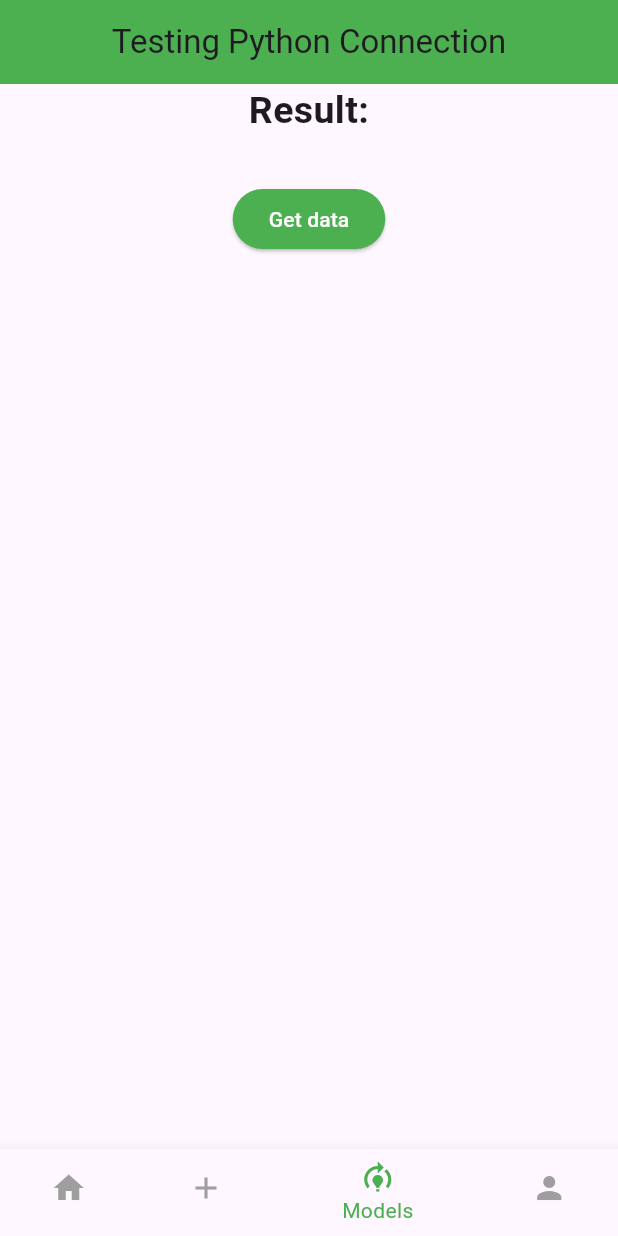
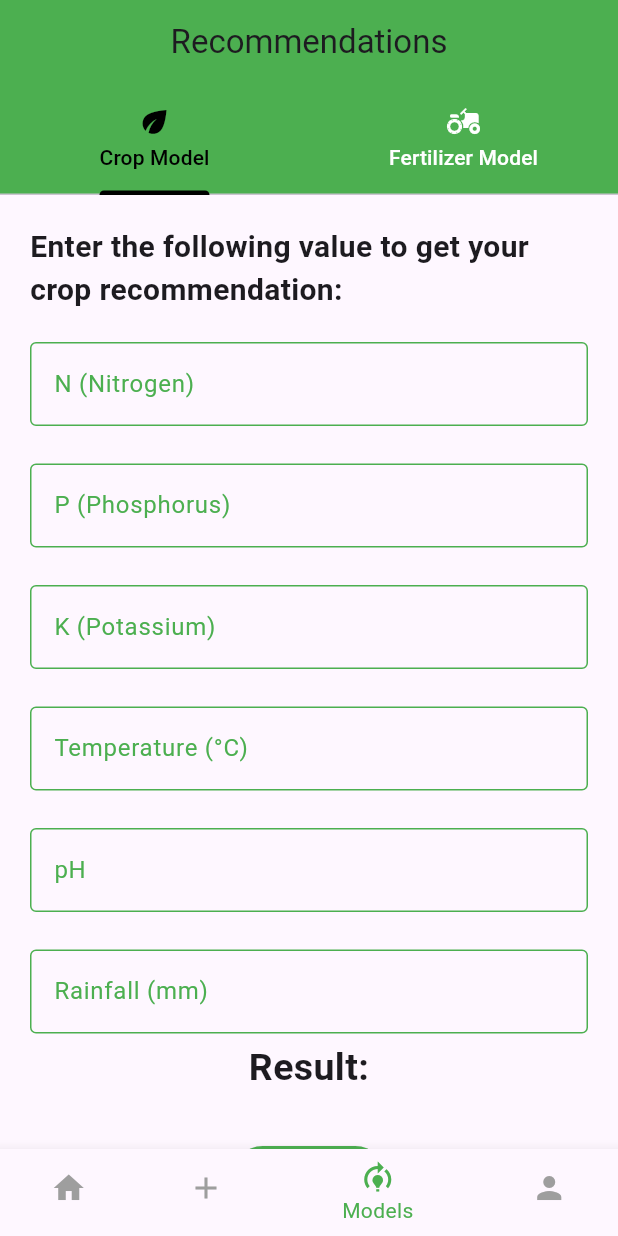
Before and after one commit to usman619/fertilizer_recommendation_system, a Flutter app: the screen it shows after launch, item 3 of the bottom bar chosen, on a phone screen of 412 x 824 dp. Run offline on Flutter 3.47's test engine with Material 3 defaults, Android fonts, the light colour scheme and no system bars; our stand-ins replace cloud_firestore, firebase_auth, firebase_core, firebase_database, fluttertoast, geolocator and 3 more; accounts and stored records are empty.

```diff
--- /dev/null
+++ b/lib/pages/crop_model.dart
@@ -0,0 +1,196 @@
+import 'dart:convert';
+
+import 'package:flutter/material.dart';
+
+import '../services/model_api.dart';
+
+class CropModel extends StatefulWidget {
+  const CropModel({super.key});
+
+  @override
+  State<CropModel> createState() => _CropModelState();
+}
+
+class _CropModelState extends State<CropModel> {
+  var data;
+  late String url;
+  String QueryText = "Result: ";
+
+  @override
+  Widget build(BuildContext context) {
+    return Scaffold(
+      body: SingleChildScrollView(
+        child: Column(
+          children: <Widget>[
+            Container(
+              margin: const EdgeInsets.fromLTRB(20, 20, 20, 0),
+              child: const Text(
+                'Enter the following value to get your crop recommendation:',
+                style: TextStyle(
+                  fontSize: 20.0,
+                  fontWeight: FontWeight.bold,
+
+                ),
+              ),
+            ),
+            Container(
+              margin: const EdgeInsets.fromLTRB(20, 20, 20, 5),
+              child: const TextField(
+                controller: null,
+                decoration: InputDecoration(
+                  focusColor: Colors.green,
+                  focusedBorder: OutlineInputBorder(
+                    borderSide: BorderSide(color: Colors.green), // Change the color as needed
+                  ),
+                  enabledBorder: OutlineInputBorder(
+                    borderSide: BorderSide(color: Colors.green), // Change the color as needed
+                  ),
+                  border: OutlineInputBorder(),
+                  labelText: 'N (Nitrogen)',
+                  labelStyle: TextStyle(
+                    color: Colors.green,
+                  ),
+                ),
+              ),
+            ),
+
+            Container(
+              margin: const EdgeInsets.fromLTRB(20, 20, 20, 5),
+              child: const TextField(
+                controller: null,
+                decoration: InputDecoration(
+                  focusColor: Colors.green,
+                  focusedBorder: OutlineInputBorder(
+                    borderSide: BorderSide(color: Colors.green), // Change the color as needed
+                  ),
+                  enabledBorder: OutlineInputBorder(
+                    borderSide: BorderSide(color: Colors.green), // Change the color as needed
+                  ),
+                  border: OutlineInputBorder(),
+                  labelText: 'P (Phosphorus)',
+                  labelStyle: TextStyle(
+                    color: Colors.green,
+                  ),
+                ),
+              ),
+            ),
+            Container(
+              margin: const EdgeInsets.fromLTRB(20, 20, 20, 5),
+              child: const TextField(
+                controller: null,
+                decoration: InputDecoration(
+                  focusColor: Colors.green,
+                  focusedBorder: OutlineInputBorder(
+                    borderSide: BorderSide(color: Colors.green), // Change the color as needed
+                  ),
+                  enabledBorder: OutlineInputBorder(
+                    borderSide: BorderSide(color: Colors.green), // Change the color as needed
+                  ),
+                  border: OutlineInputBorder(),
+                  labelText: 'K (Potassium)',
+                  labelStyle: TextStyle(
+                    color: Colors.green,
+                  ),
+                ),
+              ),
+            ),
+            Container(
+              margin: const EdgeInsets.fromLTRB(20, 20, 20, 5),
+              child: const TextField(
+                controller: null,
+                decoration: InputDecoration(
+                  focusColor: Colors.green,
+                  focusedBorder: OutlineInputBorder(
+                    borderSide: BorderSide(color: Colors.green), // Change the color as needed
+                  ),
+                  enabledBorder: OutlineInputBorder(
+                    borderSide: BorderSide(color: Colors.green), // Change the color as needed
+                  ),
+                  border: OutlineInputBorder(),
+                  labelText: 'Temperature (°C)',
+                  labelStyle: TextStyle(
+                    color: Colors.green,
+                  ),
+                ),
+              ),
+            ),
+
+            Container(
+              margin: const EdgeInsets.fromLTRB(20, 20, 20, 5),
+              child: const TextField(
+                controller: null,
+                decoration: InputDecoration(
+                  focusColor: Colors.green,
+                  focusedBorder: OutlineInputBorder(
+                    borderSide: BorderSide(color: Colors.green), // Change the color as needed
+                  ),
+                  enabledBorder: OutlineInputBorder(
+                    borderSide: BorderSide(color: Colors.green), // Change the color as needed
+                  ),
+                  border: OutlineInputBorder(),
+                  labelText: 'pH',
+                  labelStyle: TextStyle(
+                    color: Colors.green,
+                  ),
+                ),
+              ),
+            ),
+
+            Container(
+              margin: const EdgeInsets.fromLTRB(20, 20, 20, 5),
+              child: const TextField(
+                controller: null,
+                decoration: InputDecoration(
+                  focusColor: Colors.green,
+                  focusedBorder: OutlineInputBorder(
+                    borderSide: BorderSide(color: Colors.green), // Change the color as needed
+                  ),
+                  enabledBorder: OutlineInputBorder(
+                    borderSide: BorderSide(color: Colors.green), // Change the color as needed
+                  ),
+                  border: OutlineInputBorder(),
+                  labelText: 'Rainfall (mm)',
+                  labelStyle: TextStyle(
+                    color: Colors.green,
+                  ),
+                ),
+              ),
+            ),
+
+
+
+            // Wrap the Text widget with a SingleChildScrollView
+            SingleChildScrollView(
+              child: Text(
+                QueryText,
+                textAlign: TextAlign.center,
+                style: const TextStyle(
+                  fontSize: 25,
+                  fontWeight: FontWeight.bold,
+                ),
+              ),
+            ),
+            const SizedBox(height: 30),
+            Center(
+              child: ElevatedButton(
+                onPressed: () async {
+                  var url = Uri.http("10.0.2.2:5000", "/api", {"Query": "my name is usman"});
+                  data = await Getdata(url);
+                  var dataJson = jsonDecode(data);
+                  setState(() {
+                    QueryText = dataJson['Query'];
+                  });
+                },
+                style: ElevatedButton.styleFrom(
+                  backgroundColor: Colors.green,
+                  foregroundColor: Colors.white,
+                ),
+                child: const Text('Get data'),
+              ),
+            ),
+          ],
+        ),
+      ),
+    );
+  }
+}
--- a/lib/pages/models.dart
+++ /dev/null
@@ -1,62 +0,0 @@
-import 'dart:convert';
-
-import 'package:flutter/material.dart';
-
-import '../services/model_api.dart';
-
-class Models extends StatefulWidget {
-  const Models({super.key});
-
-  @override
-  State<Models> createState() => _ModelsState();
-}
-
-class _ModelsState extends State<Models> {
-  var data;
-  late String url;
-  String QueryText = "Result: ";
-
-  @override
-  Widget build(BuildContext context) {
-    return Scaffold(
-        appBar: AppBar(
-          title: const Text('Testing Python Connection'),
-          centerTitle: true,
-          backgroundColor: Colors.green,
-
-        ),
-        body: Column(
-          children: <Widget>[
-            Text(
-              QueryText,
-              textAlign: TextAlign.center,
-              style: const TextStyle(
-                fontSize: 25,
-                fontWeight: FontWeight.bold,
-              ),
-            ),
-            const SizedBox(height: 30,),
-            Center(
-              child: ElevatedButton(
-                onPressed: () async {
-                  var url = Uri.http("10.0.2.2:5000", "/api", {"Query": "my name is usman"});
-                  data = await Getdata(url);
-                  var dataJson = jsonDecode(data);
-                  setState(() {
-                    QueryText = dataJson['Query'];
-                  });
-                },
-                style: ElevatedButton.styleFrom(
-                  backgroundColor: Colors.green,
-                  foregroundColor: Colors.white,
-                ),
-                child: const Text('Get data'),
-              ),
-
-            )
-          ],
-        ),
-      );
-
-  }
-}
--- /dev/null
+++ b/lib/pages/recommendation.dart
@@ -0,0 +1,42 @@
+import 'package:fertilizer_recommendation_system/pages/crop_model.dart';
+import 'package:flutter/cupertino.dart';
+import 'package:flutter/material.dart';
+
+class Recommendation extends StatelessWidget {
+  const Recommendation({super.key});
+
+  @override
+  Widget build(BuildContext context) {
+    return MaterialApp(
+      home: DefaultTabController(
+        length: 2,
+        child: Scaffold(
+          appBar: AppBar(
+            title: const Text('Recommendations'),
+            centerTitle: true,
+            backgroundColor: Colors.green,
+            bottom: const TabBar(
+              labelColor: Colors.black,
+              unselectedLabelColor: Colors.white,
+              indicatorColor: Colors.black,
+              tabs: [
+                Tab(
+                    text: 'Crop Model',
+                    icon: Icon(
+                      Icons.eco_sharp,
+                    )),
+                Tab(text: 'Fertilizer Model', icon: Icon(Icons.agriculture)),
+              ],
+            ),
+          ),
+          body: const TabBarView(
+            children: [
+              CropModel(),
+              Icon(Icons.agriculture),
+            ],
+          ),
+        ),
+      ),
+    );
+  }
+}
--- a/lib/user_navigator.dart
+++ b/lib/user_navigator.dart
@@ -1,8 +1,9 @@
+import 'package:fertilizer_recommendation_system/pages/recommendation.dart';
 import 'package:fertilizer_recommendation_system/pages/showWeather.dart';
 import 'package:flutter/material.dart';
 
 import 'package:fertilizer_recommendation_system/pages/add_device.dart';
-import 'package:fertilizer_recommendation_system/pages/models.dart';
+import 'package:fertilizer_recommendation_system/pages/crop_model.dart';
 import 'package:fertilizer_recommendation_system/pages/profile.dart';
 import 'package:fertilizer_recommendation_system/pages/home_page.dart';
 
@@ -21,7 +22,8 @@ class _UserNaviagatorState extends State<UserNaviagator> {
   // const HomePage(),
   WeatherScreen(),
   const AddDevice(),
-  const Models(),
+  const Recommendation(),
+  // const CropModel(),
   const Profile()
   ];
 
--- a/lib/widgets/weather_widgets.dart
+++ b/lib/widgets/weather_widgets.dart
@@ -39,12 +39,12 @@ Widget tempeatureAreaWidget(String iconCode, String des,String temp) {
   );
 }
 
-Widget circularIndicatorWidget(String hum){
+Widget circularIndicatorWidget(String hum) {
   double value = hum != null ? double.tryParse(hum) ?? 0.0 : 0.0;
   return Column(
     children: [
       SizedBox(
-        height: 180,
+        height: 140, // Adjust the height as needed
         child: Column(
           children: [
             Center(
@@ -78,8 +78,9 @@ Widget circularIndicatorWidget(String hum){
   );
 }
 
-Widget circularIndicatorMoisture(String hum){
-  double value = hum != null ? double.tryParse(hum) ?? 0.0 : 0.0;
+
+Widget circularIndicatorMoisture(String moist){
+  double value = moist != null ? double.tryParse(moist) ?? 0.0 : 0.0;
   return Column(
     children: [
       SizedBox(
@@ -95,7 +96,7 @@ Widget circularIndicatorMoisture(String hum){
                     customWidths: CustomSliderWidths(
                         handlerSize: 0, trackWidth: 12, progressBarWidth: 12),
                     infoProperties: InfoProperties(
-                        bottomLabelText: "Humidity",
+                        bottomLabelText: "Moisture",
                         bottomLabelStyle: const TextStyle(
                             letterSpacing: 0.1, fontSize: 14, height: 1.5)),
                     animationEnabled: true,
```
Also changed, not shown: lib/pages/showWeather.dart (+38 -41 lines), lib/widgets/chatgpt_widget.dart (added, +255 -0 lines), pubspec.yaml (+4 -4 lines), pubspec.lock, 1 other file.
